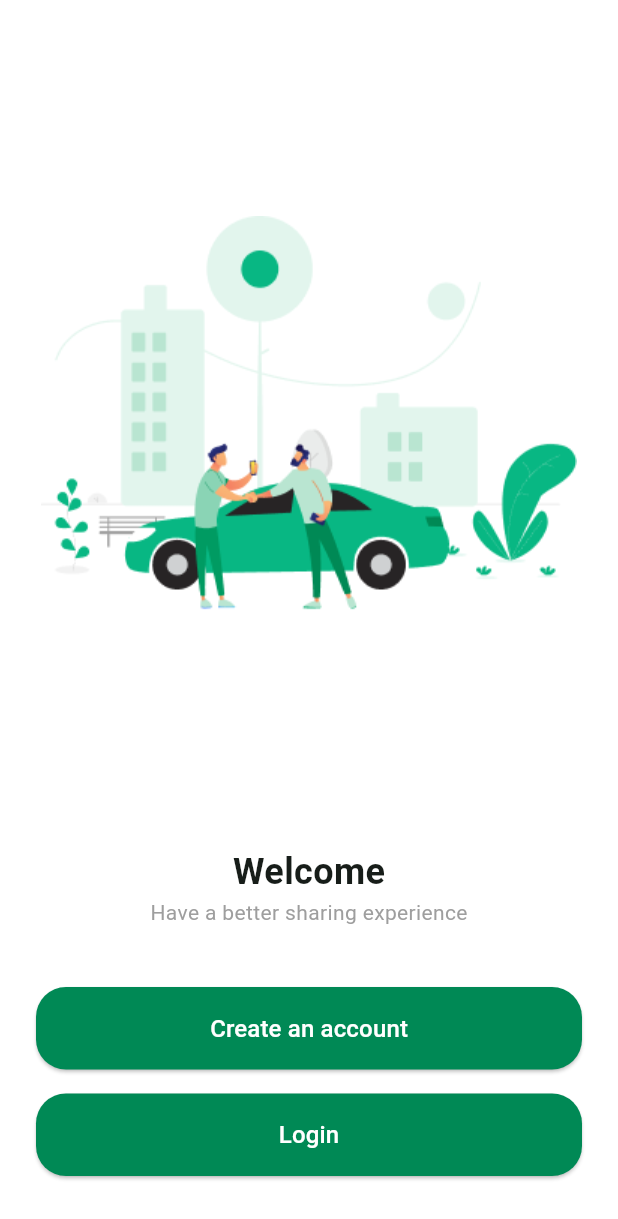
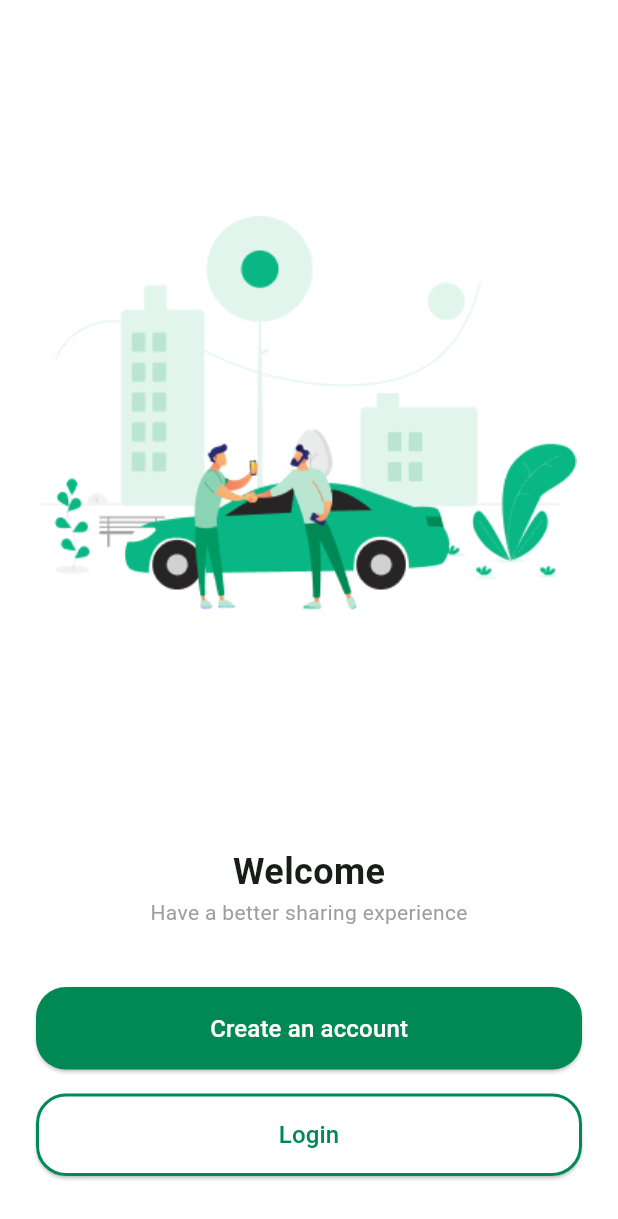
Before and after one commit to abenooo/alepha_digital_tracking, a Flutter app: the WelcomeScreen screen opened directly, on a phone screen of 412 x 824 dp. Shown: the top 1219 px of the screen. Run offline on Flutter 3.47's test engine with Material 3 defaults, Android fonts, the phone set to English and light mode, and no system bars; our stand-ins replace shared_preferences, smooth_page_indicator; accounts and stored records are empty.

Commit message:
Finalize welcome and pre loggin page

```diff
--- a/lib/auth/welcome-screen.dart
+++ b/lib/auth/welcome-screen.dart
@@ -77,28 +77,32 @@ class LoginButton extends StatelessWidget {
   final bool isOutlined;
 
   const LoginButton({
-    Key? key,
+    super.key,
     required this.text,
     required this.onPressed,
     this.isOutlined = false,
-  }) : super(key: key);
+  }) : super();
 
   @override
   Widget build(BuildContext context) {
     return ElevatedButton(
       onPressed: onPressed,
       style: ElevatedButton.styleFrom(
-        backgroundColor: const Color(0xFF008955),
+        backgroundColor: isOutlined ? Colors.white : const Color(0xFF008955),
         padding: const EdgeInsets.symmetric(vertical: 16),
         shape: RoundedRectangleBorder(
           borderRadius: BorderRadius.circular(20),
+          // Add border color for outlined button
+          side: isOutlined
+              ? const BorderSide(color:  Color(0xFF008955), width: 2)
+              : BorderSide.none,
         ),
       ),
       child: Text(
         text,
-        style: const TextStyle(
-          fontSize: 16,
-          color: Colors.white,
+        style: TextStyle(
+          fontSize: 16.0,
+          color: isOutlined ? const Color(0xFF008955) : Colors.white,
         ),
       ),
     );
```
